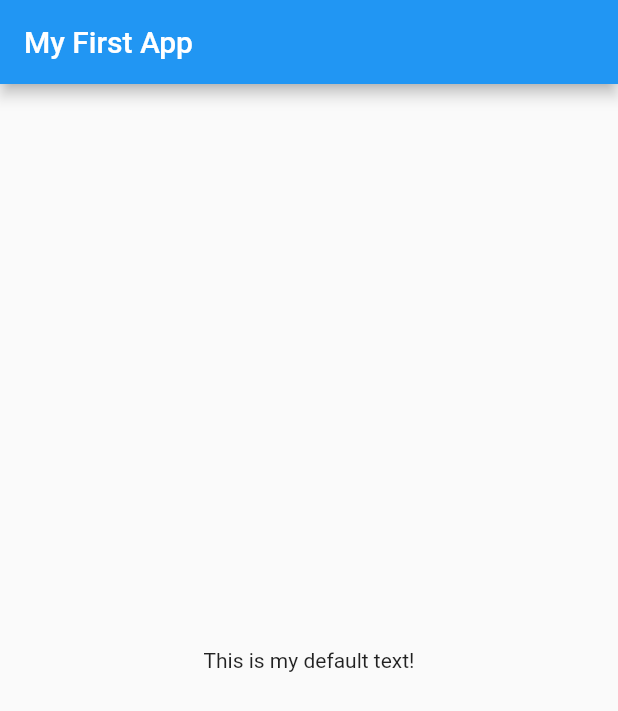
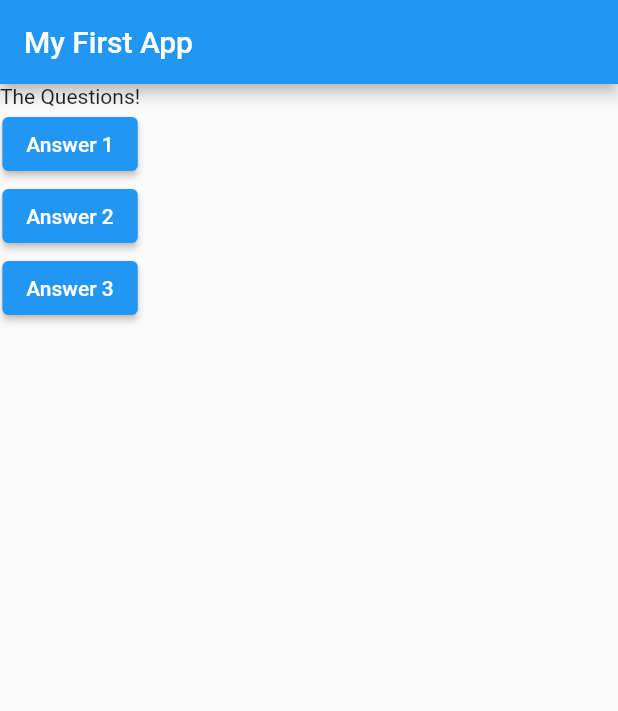
Before and after one commit to erfranson/flutter_guide, a Flutter app: the screen it shows after launch, on a phone screen of 412 x 824 dp. Shown: the top 711 px of the screen. Run offline on Flutter 3.47's test engine with Material 2 defaults, Android fonts, the phone set to English and light mode, and no system bars.

Commit message:
adding buttons

```diff
--- a/lib/main.dart
+++ b/lib/main.dart
@@ -5,15 +5,36 @@ void main() {
 }
 
 class MyApp extends StatelessWidget {
+  void answerQuestion() {
+    print('Answer Chosen!');
+  }
   @override
   Widget build(BuildContext context) {
+    var questions = [
+      'What\'s your favorite color?',
+      'What\s your favorite animal',
+    ];
     return MaterialApp(
       home: Scaffold(
         appBar: AppBar(
           title: Text('My First App'),
         ),
-        body: Center(
-          child: Text('This is my default text!'),
+        body: Column(
+          children: [
+            Text('The Questions!'),
+            ElevatedButton(
+              child: Text('Answer 1'),
+              onPressed: answerQuestion,
+            ),
+            ElevatedButton(
+              child: Text('Answer 2'),
+              onPressed: answerQuestion,
+            ),
+            ElevatedButton(
+              child: Text('Answer 3'),
+              onPressed: answerQuestion,
+            ),
+          ],
         ),
       ),
     );
```
